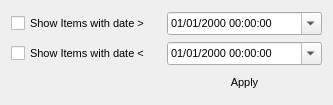
Above: accesseddatefilter.ui from pjrinaldi/wombatforensics before the change. Below: the same form after it.
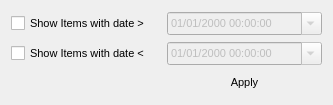
That is the form after the change.

Diff of the .ui file:
```diff
--- a/accesseddatefilter.ui
+++ b/accesseddatefilter.ui
@@ -37,6 +37,9 @@
    </item>
    <item row="2" column="1">
     <widget class="QDateTimeEdit" name="lessdateTimeEdit">
+     <property name="enabled">
+      <bool>false</bool>
+     </property>
      <property name="displayFormat">
       <string>MM/dd/yyyy HH:mm:ss</string>
      </property>
@@ -50,6 +53,9 @@
    </item>
    <item row="0" column="1">
     <widget class="QDateTimeEdit" name="moredateTimeEdit">
+     <property name="enabled">
+      <bool>false</bool>
+     </property>
      <property name="displayFormat">
       <string>MM/dd/yyyy HH:mm:ss</string>
      </property>
```
Left out of the diff: 16 changed lines with no effect on the pictures.
